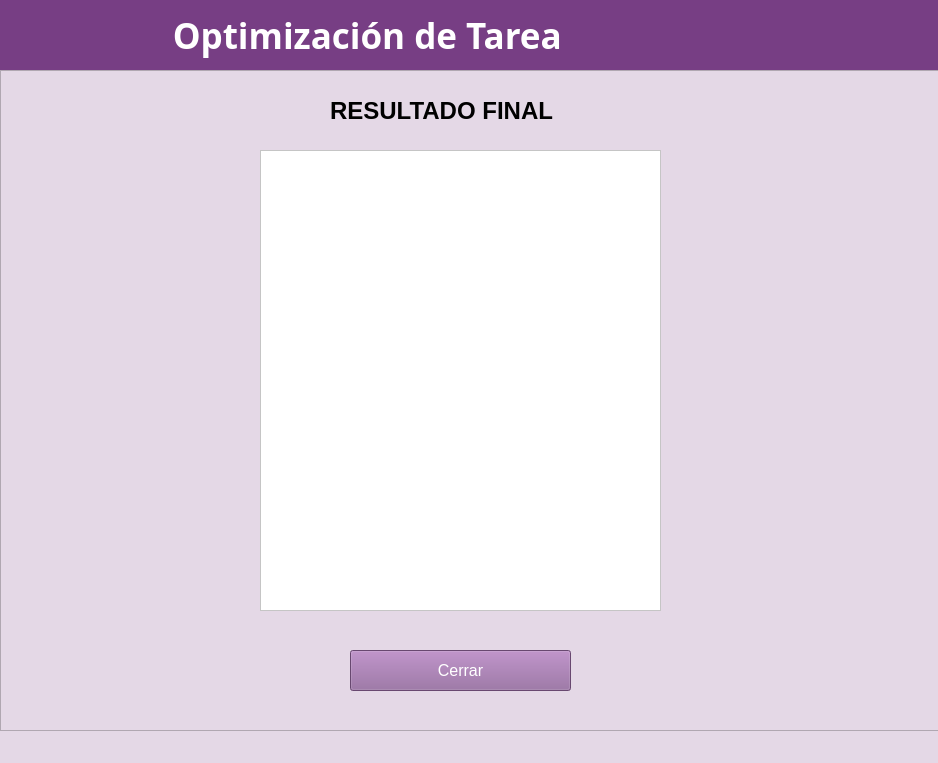
Before: the Qt Designer form ui.ui in ozel-byte/todo-app-proyecto-c3, drawn with Qt 5.
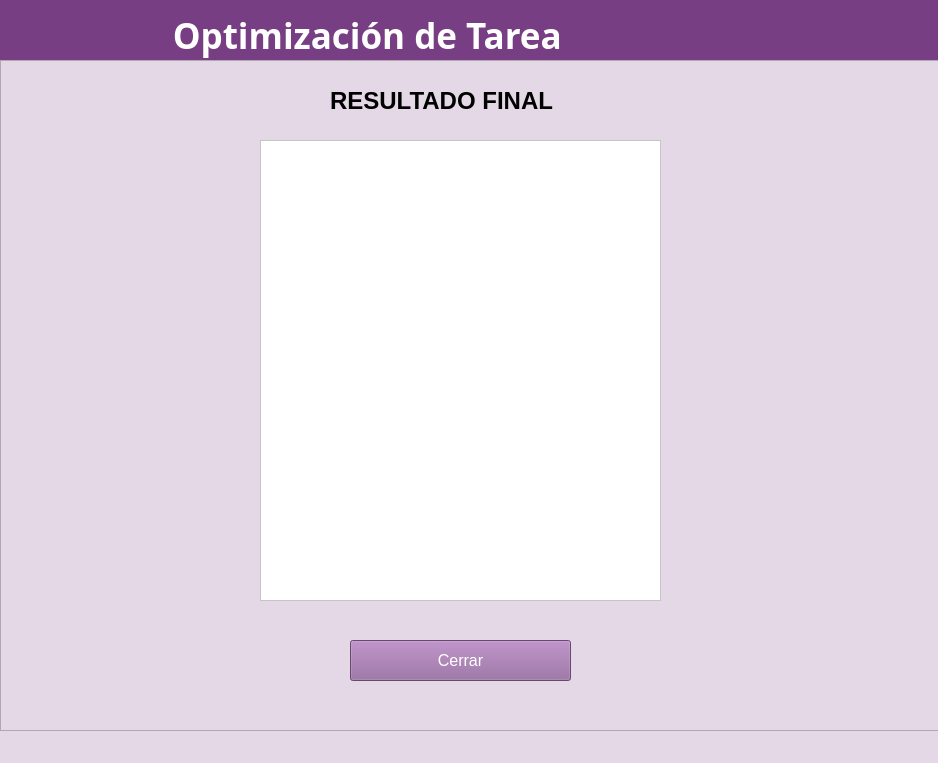
After: the same form once the commit is applied.

Commit message: Se agregó un listWidget para la visualización de las tareas totales

The edit to the form file:
```diff
--- a/ui.ui
+++ b/ui.ui
@@ -53,7 +53,7 @@
    <widget class="QLabel" name="label_2">
     <property name="geometry">
      <rect>
-      <x>360</x>
+      <x>90</x>
       <y>210</y>
       <width>161</width>
       <height>41</height>
@@ -77,7 +77,7 @@
    <widget class="QLabel" name="label_3">
     <property name="geometry">
      <rect>
-      <x>360</x>
+      <x>90</x>
       <y>410</y>
       <width>221</width>
       <height>41</height>
@@ -101,7 +101,7 @@
    <widget class="QLabel" name="label_4">
     <property name="geometry">
      <rect>
-      <x>360</x>
+      <x>90</x>
       <y>310</y>
       <width>221</width>
       <height>41</height>
@@ -125,7 +125,7 @@
    <widget class="QLabel" name="label_5">
     <property name="geometry">
      <rect>
-      <x>360</x>
+      <x>90</x>
       <y>510</y>
       <width>221</width>
       <height>41</height>
@@ -149,7 +149,7 @@
    <widget class="QRadioButton" name="btn_mayor">
     <property name="geometry">
      <rect>
-      <x>360</x>
+      <x>90</x>
       <y>560</y>
       <width>101</width>
       <height>31</height>
@@ -174,7 +174,7 @@
    <widget class="QRadioButton" name="btn_menor">
     <property name="geometry">
      <rect>
-      <x>480</x>
+      <x>210</x>
       <y>560</y>
       <width>101</width>
       <height>31</height>
@@ -198,7 +198,7 @@
    <widget class="QLineEdit" name="materia">
     <property name="geometry">
      <rect>
-      <x>360</x>
+      <x>90</x>
       <y>260</y>
       <width>221</width>
       <height>41</height>
@@ -220,7 +220,7 @@
    <widget class="QLineEdit" name="nombre_tarea">
     <property name="geometry">
      <rect>
-      <x>360</x>
+      <x>90</x>
       <y>360</y>
       <width>221</width>
       <height>41</height>
@@ -242,7 +242,7 @@
    <widget class="QLineEdit" name="tiempo_tarea">
     <property name="geometry">
      <rect>
-      <x>360</x>
+      <x>90</x>
       <y>460</y>
       <width>221</width>
       <height>41</height>
@@ -264,7 +264,7 @@
    <widget class="QPushButton" name="btn_siguiente">
     <property name="geometry">
      <rect>
-      <x>360</x>
+      <x>90</x>
       <y>690</y>
       <width>221</width>
       <height>41</height>
@@ -289,7 +289,7 @@
    <widget class="QPushButton" name="btn_agregar">
     <property name="geometry">
      <rect>
-      <x>360</x>
+      <x>90</x>
       <y>630</y>
       <width>221</width>
       <height>41</height>
@@ -314,7 +314,7 @@
    <widget class="QLabel" name="label_6">
     <property name="geometry">
      <rect>
-      <x>360</x>
+      <x>90</x>
       <y>120</y>
       <width>171</width>
       <height>41</height>
@@ -338,7 +338,7 @@
    <widget class="QLineEdit" name="cantidad_tarea_por_materia">
     <property name="geometry">
      <rect>
-      <x>360</x>
+      <x>90</x>
       <y>160</y>
       <width>221</width>
       <height>41</height>
@@ -364,9 +364,9 @@
     <property name="geometry">
      <rect>
       <x>-10</x>
-      <y>70</y>
+      <y>60</y>
       <width>951</width>
-      <height>661</height>
+      <height>671</height>
      </rect>
     </property>
     <property name="frameShape">
@@ -504,7 +504,7 @@
        <x>10</x>
        <y>0</y>
        <width>941</width>
-       <height>661</height>
+       <height>671</height>
       </rect>
      </property>
      <property name="frameShape">
@@ -577,6 +577,35 @@
      </widget>
     </widget>
    </widget>
+   <widget class="QListWidget" name="lista_total">
+    <property name="geometry">
+     <rect>
+      <x>460</x>
+      <y>140</y>
+      <width>391</width>
+      <height>551</height>
+     </rect>
+    </property>
+    <property name="styleSheet">
+     <string notr="true">background-color: rgb(255, 255, 255);</string>
+    </property>
+   </widget>
+   <zorder>lista_total</zorder>
+   <zorder>label</zorder>
+   <zorder>label_2</zorder>
+   <zorder>label_3</zorder>
+   <zorder>label_4</zorder>
+   <zorder>label_5</zorder>
+   <zorder>btn_mayor</zorder>
+   <zorder>btn_menor</zorder>
+   <zorder>materia</zorder>
+   <zorder>nombre_tarea</zorder>
+   <zorder>tiempo_tarea</zorder>
+   <zorder>btn_siguiente</zorder>
+   <zorder>btn_agregar</zorder>
+   <zorder>label_6</zorder>
+   <zorder>cantidad_tarea_por_materia</zorder>
+   <zorder>ventanaDos</zorder>
   </widget>
   <widget class="QStatusBar" name="statusbar"/>
  </widget>
```
